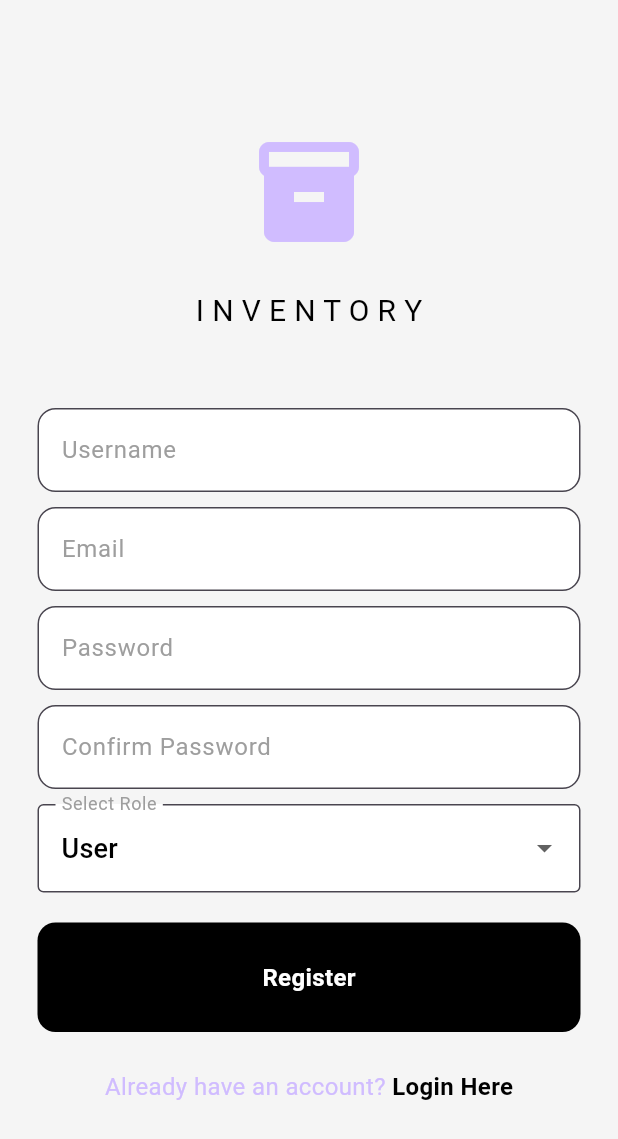
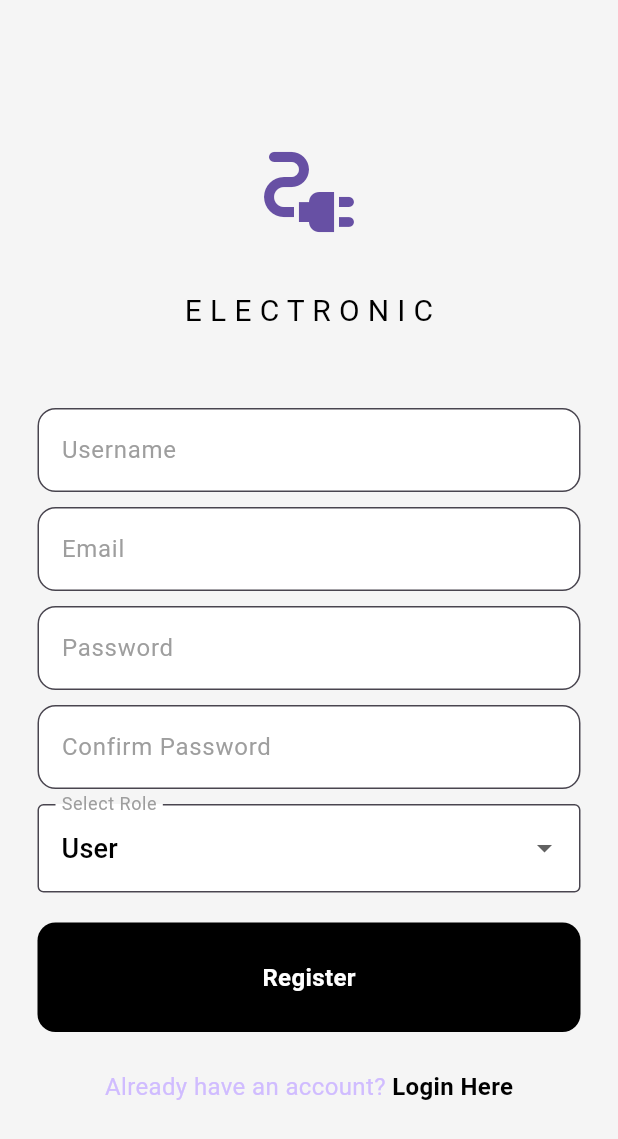
Before and after one commit to blobloppy/flutter-ecommerce-2role-app, a Flutter app: the screen it shows after launch, after a tap on "Register Here", on a phone screen of 412 x 824 dp. Shown: the top 1139 px of the screen. Run offline on Flutter 3.47's test engine with Material 3 defaults, Android fonts, the light colour scheme and no system bars; our stand-ins replace cloud_firestore, firebase_auth, firebase_core; accounts and stored records are empty; network calls fail.

Commit message:
modifying title and icon on login and register page

```diff
--- a/lib/pages/login_page.dart
+++ b/lib/pages/login_page.dart
@@ -52,7 +52,7 @@ class _LoginPageState extends State<LoginPage> {
             children: [
               // Login Icon
               Icon(
-                Icons.inventory,
+                Icons.electrical_services,
                 size: 80,
                 color:
                     Theme.of(context).colorScheme.primary, // Use primary color
@@ -62,7 +62,7 @@ class _LoginPageState extends State<LoginPage> {
 
               // App Name (Text style can be adjusted based on your preference)
               Text(
-                "I N V E N T O R Y",
+                "E L E C T R O N I C",
                 style: TextStyle(
                   fontSize: 24.0,
                   color: Theme.of(context)
--- a/lib/pages/register_page.dart
+++ b/lib/pages/register_page.dart
@@ -43,8 +43,8 @@ class _RegisterPageState extends State<RegisterPage> {
 
     try {
       // Create user in Firebase Auth
-      UserCredential userCredential = await FirebaseAuth.instance
-          .createUserWithEmailAndPassword(
+      UserCredential userCredential =
+          await FirebaseAuth.instance.createUserWithEmailAndPassword(
         email: emailController.text,
         password: passwordController.text,
       );
@@ -85,16 +85,16 @@ class _RegisterPageState extends State<RegisterPage> {
               children: [
                 // Icon
                 Icon(
-                  Icons.inventory,
+                  Icons.electrical_services,
                   size: 80,
-                  color: Theme.of(context).colorScheme.inversePrimary,
+                  color: Theme.of(context).colorScheme.primary,
                 ),
 
                 const SizedBox(height: 25),
 
                 // App name
                 const Text(
-                  "I N V E N T O R Y",
+                  "E L E C T R O N I C",
                   style: TextStyle(fontSize: 20),
                 ),
 
```
Also changed, not shown: lib/pages/user_home.dart (+7 -5 lines).
